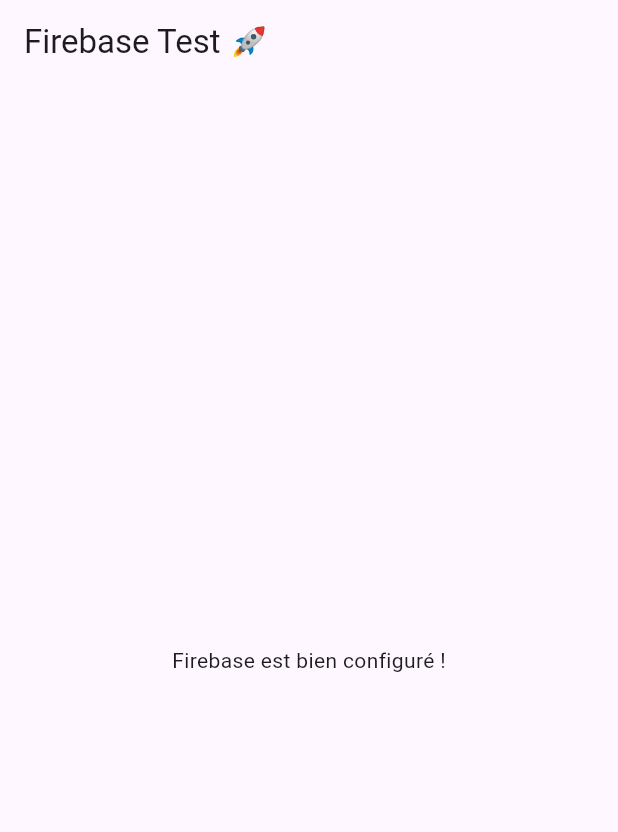
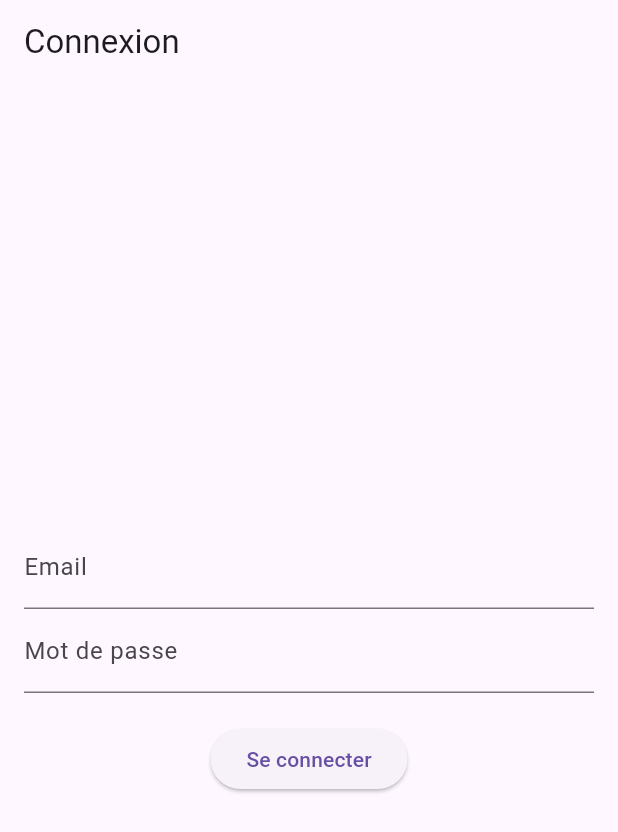
Before and after one commit to Xyrtiel/Application_Flutter_Test, a Flutter app: the screen it shows after launch, on a phone screen of 412 x 824 dp. Shown: the top 832 px of the screen. Run offline on Flutter 3.47's test engine with Material 3 defaults, Android fonts, the phone set to English and light mode, and no system bars; our stand-ins replace firebase_auth, firebase_core; accounts and stored records are empty; generated files the repository leaves out were written again.

Commit message:
confguration site v1 test

```diff
--- /dev/null
+++ b/lib/login.dart
@@ -0,0 +1,54 @@
+import 'package:flutter/material.dart';
+import 'package:firebase_auth/firebase_auth.dart';
+
+class Login extends StatefulWidget {
+  const Login({super.key});
+
+  @override
+  State<Login> createState() => _LoginState();
+}
+
+class _LoginState extends State<Login> {
+  final TextEditingController emailController = TextEditingController();
+  final TextEditingController passwordController = TextEditingController();
+
+  Future<void> signIn() async {
+    try {
+      await FirebaseAuth.instance.signInWithEmailAndPassword(
+        email: emailController.text.trim(),
+        password: passwordController.text.trim(),
+      );
+    } catch (e) {
+      print("Erreur de connexion: $e");
+    }
+  }
+
+  @override
+  Widget build(BuildContext context) {
+    return Scaffold(
+      appBar: AppBar(title: const Text("Connexion")),
+      body: Padding(
+        padding: const EdgeInsets.all(16.0),
+        child: Column(
+          mainAxisAlignment: MainAxisAlignment.center,
+          children: [
+            TextField(
+              controller: emailController,
+              decoration: const InputDecoration(labelText: "Email"),
+            ),
+            TextField(
+              controller: passwordController,
+              decoration: const InputDecoration(labelText: "Mot de passe"),
+              obscureText: true,
+            ),
+            const SizedBox(height: 20),
+            ElevatedButton(
+              onPressed: signIn,
+              child: const Text("Se connecter"),
+            ),
+          ],
+        ),
+      ),
+    );
+  }
+}
--- a/lib/main.dart
+++ b/lib/main.dart
@@ -1,6 +1,7 @@
 import 'package:firebase_core/firebase_core.dart';
+import 'package:flutter/material.dart';
 import 'firebase_options.dart';
-import 'package:flutter/material.dart';
+import 'wrapper.dart';
 
 void main() async {
   WidgetsFlutterBinding.ensureInitialized();
@@ -8,17 +9,17 @@ void main() async {
     options: DefaultFirebaseOptions.currentPlatform,
   );
 
-  runApp(MyApp());
+  runApp(const MyApp());
 }
 
 class MyApp extends StatelessWidget {
+  const MyApp({super.key});
+
   @override
   Widget build(BuildContext context) {
     return MaterialApp(
-      home: Scaffold(
-        appBar: AppBar(title: Text("Firebase Test 🚀")),
-        body: Center(child: Text("Firebase est bien configuré !")),
-      ),
+      debugShowCheckedModeBanner: false,
+      home: const Wrapper(), // Vérifie si l'utilisateur est connecté
     );
   }
 }
--- /dev/null
+++ b/lib/wrapper.dart
@@ -0,0 +1,27 @@
+import 'package:firebase_auth/firebase_auth.dart';
+import 'package:flutter/material.dart';
+import 'homepage.dart';
+import 'login.dart';
+
+class Wrapper extends StatefulWidget {
+  const Wrapper({super.key});
+
+  @override
+  State<Wrapper> createState() => _WrapperState();
+}
+
+class _WrapperState extends State<Wrapper> {
+  @override
+  Widget build(BuildContext context) {
+    return StreamBuilder<User?>(
+      stream: FirebaseAuth.instance.authStateChanges(),
+      builder: (context, snapshot) {
+        if (snapshot.hasData) {
+          return const Homepage(); // Utilisateur connecté
+        } else {
+          return const Login(); // Aucun utilisateur
+        }
+      },
+    );
+  }
+}
```
Also changed, not shown: lib/homepage.dart (added, +29 -0 lines).
